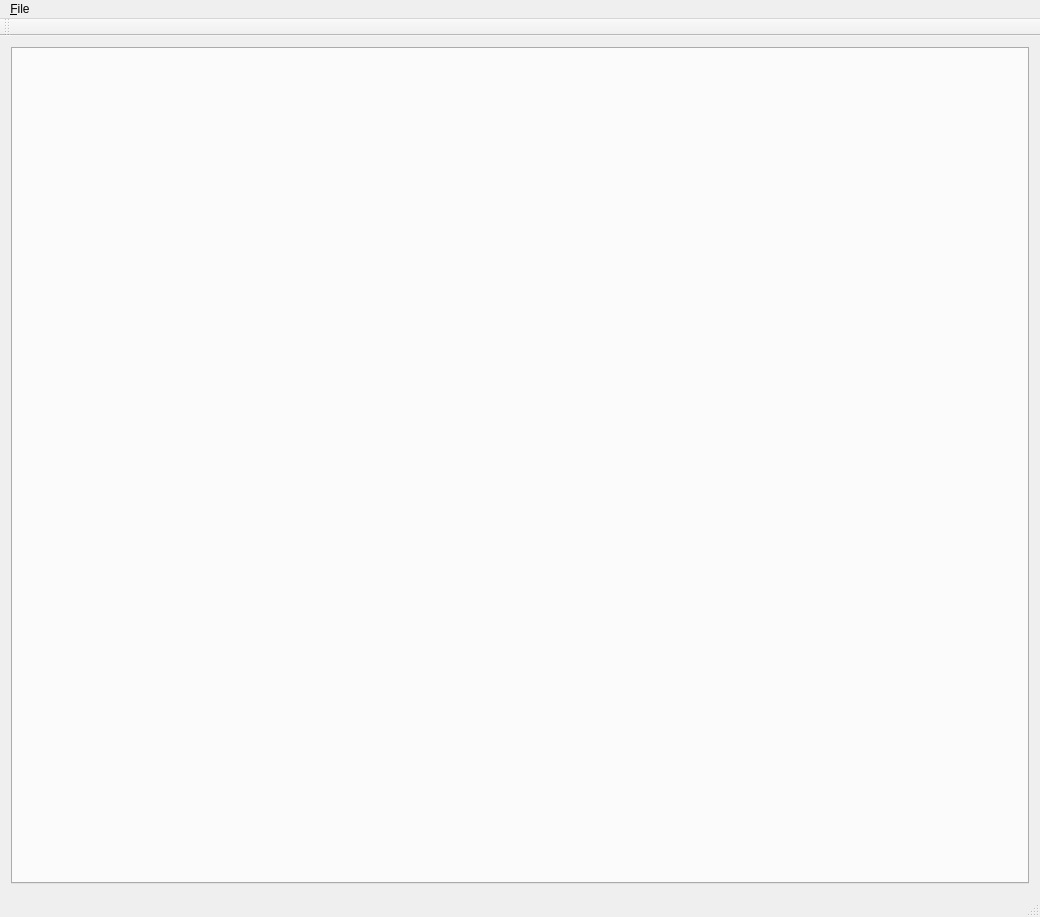
Old version of the form experimental/replicators/main_window.ui in the repository tlemo/darwin.
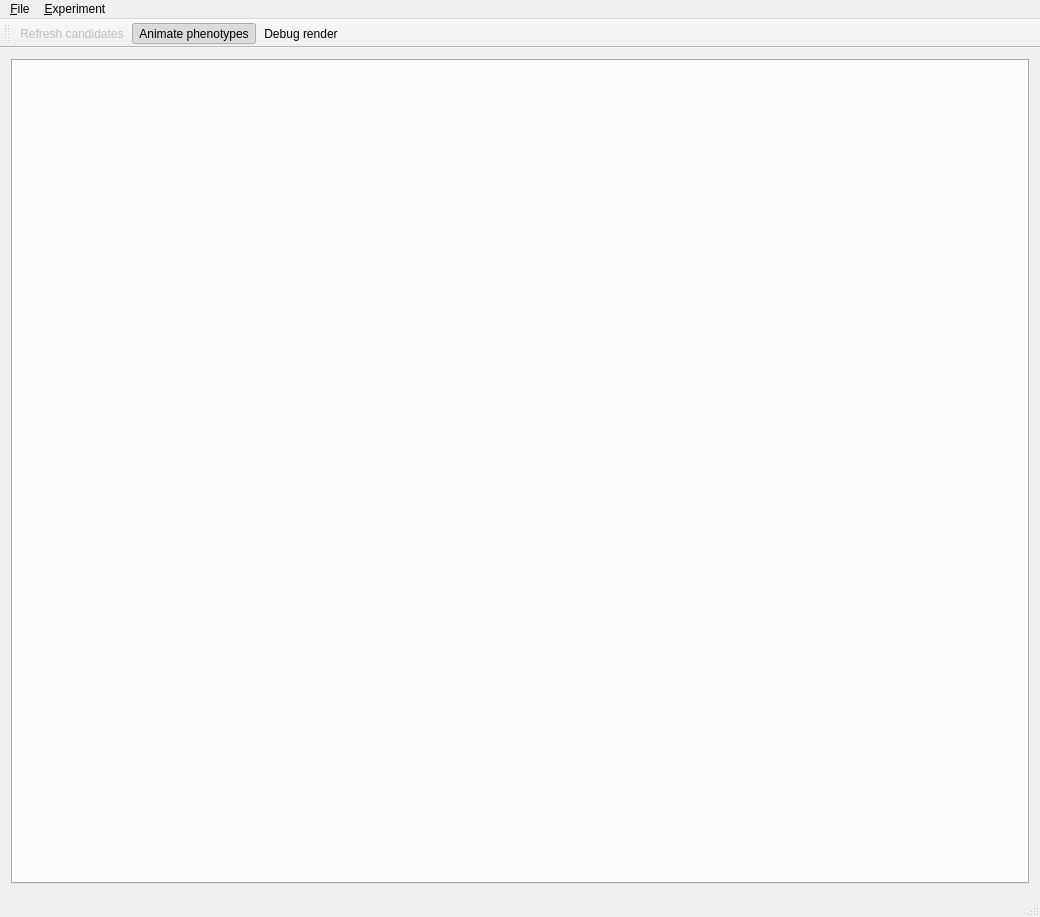
New version of the form.

Commit message: WIP: Experiment control UI

The edit to the form file:
```diff
--- a/experimental/replicators/main_window.ui
+++ b/experimental/replicators/main_window.ui
@@ -54,10 +54,23 @@
     <addaction name="separator"/>
     <addaction name="action_exit"/>
    </widget>
+   <widget class="QMenu" name="menu_Experiment">
+    <property name="title">
+     <string>&amp;Experiment</string>
+    </property>
+    <addaction name="action_refresh_candidates"/>
+    <addaction name="action_animate_phenotypes"/>
+    <addaction name="action_debug_render"/>
+    <addaction name="action_close_tab"/>
+   </widget>
    <addaction name="menu_file"/>
+   <addaction name="menu_Experiment"/>
   </widget>
   <widget class="QStatusBar" name="status_bar"/>
   <widget class="QToolBar" name="tool_bar">
+   <property name="enabled">
+    <bool>true</bool>
+   </property>
    <property name="windowTitle">
     <string>toolBar</string>
    </property>
@@ -67,6 +80,9 @@
    <attribute name="toolBarBreak">
     <bool>false</bool>
    </attribute>
+   <addaction name="action_refresh_candidates"/>
+   <addaction name="action_animate_phenotypes"/>
+   <addaction name="action_debug_render"/>
   </widget>
   <action name="action_exit">
    <property name="text">
@@ -86,6 +102,44 @@
     <string>New &amp;sample set</string>
    </property>
   </action>
+  <action name="action_refresh_candidates">
+   <property name="enabled">
+    <bool>false</bool>
+   </property>
+   <property name="text">
+    <string>&amp;Refresh candidates</string>
+   </property>
+   <property name="shortcut">
+    <string>Ctrl+R</string>
+   </property>
+  </action>
+  <action name="action_animate_phenotypes">
+   <property name="checkable">
+    <bool>true</bool>
+   </property>
+   <property name="checked">
+    <bool>true</bool>
+   </property>
+   <property name="text">
+    <string>&amp;Animate phenotypes</string>
+   </property>
+  </action>
+  <action name="action_debug_render">
+   <property name="checkable">
+    <bool>true</bool>
+   </property>
+   <property name="text">
+    <string>&amp;Debug render</string>
+   </property>
+  </action>
+  <action name="action_close_tab">
+   <property name="text">
+    <string>Close tab</string>
+   </property>
+   <property name="shortcut">
+    <string>Ctrl+W</string>
+   </property>
+  </action>
  </widget>
  <layoutdefault spacing="6" margin="11"/>
  <resources/>
```
The commit also changes 2 other files.
